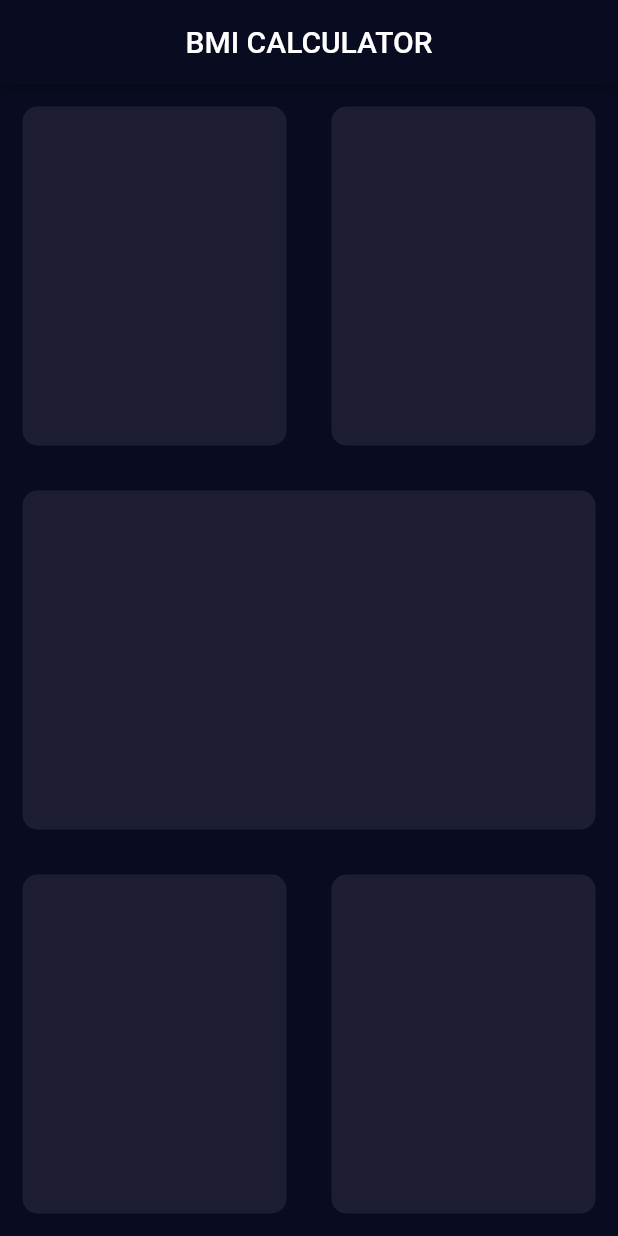
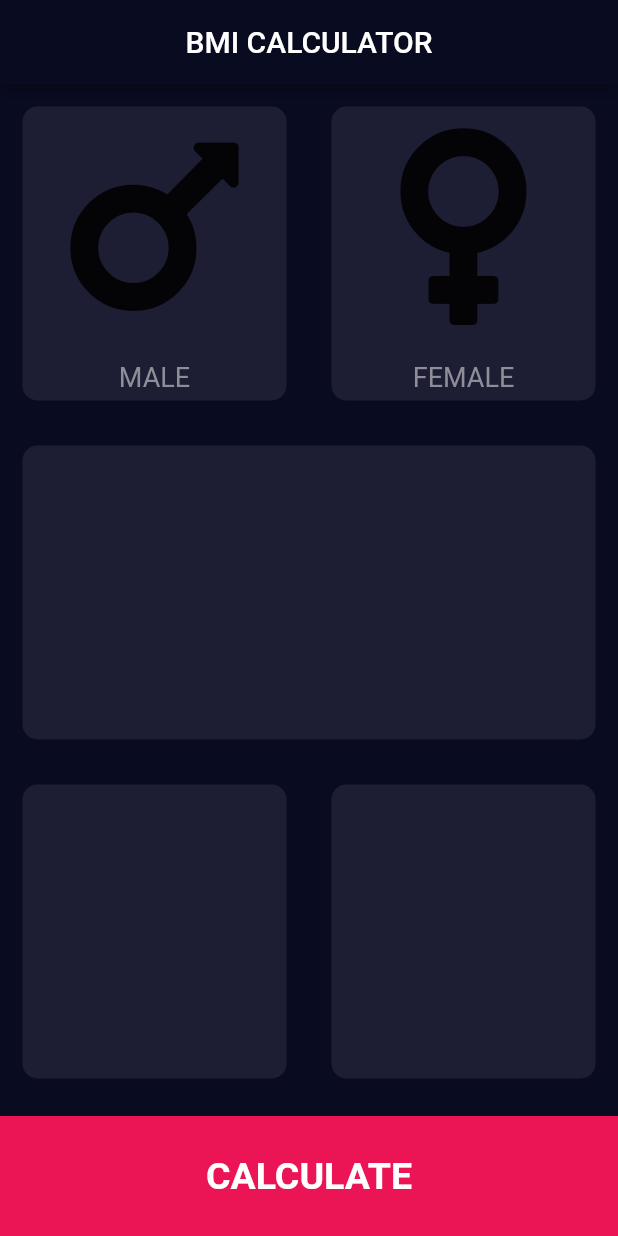
Before and after one commit to rohitsinghkcodes/BMI-Calculator, a Flutter app: the screen it shows after launch, on a phone screen of 412 x 824 dp. Run offline on Flutter 3.47's test engine with Material 2 defaults, Android fonts, the phone set to English and light mode, and no system bars; our stand-ins replace font_awesome_flutter.

Commit message:
inputContent  and Reusable card creation completed

```diff
--- /dev/null
+++ b/lib/IconContent.dart
@@ -0,0 +1,27 @@
+import 'package:flutter/material.dart';
+
+class IconContent extends StatelessWidget {
+  IconContent({this.genicon, this.gender});
+  final String gender;
+  final IconData genicon;
+  @override
+  Widget build(BuildContext context) {
+    return Column(
+      mainAxisAlignment: MainAxisAlignment.center,
+      children: <Widget>[
+        Icon(
+          genicon,
+          size: 150.0,
+        ),
+        SizedBox(height: 15.0),
+        Text(
+          gender,
+          style: TextStyle(
+            fontSize: 18.0,
+            color: Color(0xFF8D8E98),
+          ),
+        )
+      ],
+    );
+  }
+}
--- a/lib/InputPage.dart
+++ b/lib/InputPage.dart
@@ -1,4 +1,13 @@
 import 'package:flutter/material.dart';
+import 'package:font_awesome_flutter/font_awesome_flutter.dart';
+import 'IconContent.dart';
+import 'ReusableCard.dart';
+
+const bootomContHeight = 80.0;
+//Color1: app container color
+const color1 = Color(0xFF1D1E33);
+//Color2: bottom container color
+const color2 = Color(0xFFEB1555);
 
 class InputPage extends StatefulWidget {
   @override
@@ -17,53 +26,45 @@ class _InputPageState extends State<InputPage> {
           Expanded(
             child: Row(
               children: <Widget>[
-                Expanded(
-                  child: Container(
-                    margin: EdgeInsets.all(15.0),
-                    decoration: BoxDecoration(
-                        borderRadius: BorderRadius.circular(10.0),
-                        color: Color(0xFF1D1E33)),
+                ReusableCard(
+                  colorSelected: color1,
+                  cardChild: IconContent(
+                    genicon: FontAwesomeIcons.mars,
+                    gender: 'MALE',
                   ),
                 ),
-                Expanded(
-                  child: Container(
-                    margin: EdgeInsets.all(15.0),
-                    decoration: BoxDecoration(
-                        borderRadius: BorderRadius.circular(10.0),
-                        color: Color(0xFF1D1E33)),
+                ReusableCard(
+                  colorSelected: color1,
+                  cardChild: IconContent(
+                    genicon: FontAwesomeIcons.venus,
+                    gender: 'FEMALE',
                   ),
                 ),
               ],
             ),
           ),
-          Expanded(
-            child: Container(
-              margin: EdgeInsets.all(15.0),
-              decoration: BoxDecoration(
-                  borderRadius: BorderRadius.circular(10.0),
-                  color: Color(0xFF1D1E33)),
-            ),
-          ),
+          ReusableCard(colorSelected: color1),
           Expanded(
             child: Row(
               children: <Widget>[
-                Expanded(
-                  child: Container(
-                    margin: EdgeInsets.all(15.0),
-                    decoration: BoxDecoration(
-                        borderRadius: BorderRadius.circular(10.0),
-                        color: Color(0xFF1D1E33)),
-                  ),
+                ReusableCard(colorSelected: color1),
+                ReusableCard(colorSelected: color1),
+              ],
+            ),
+          ),
+          Container(
+            color: color2,
+            margin: EdgeInsets.only(top: 10.0),
+            width: double.infinity,
+            height: bootomContHeight,
+            child: Center(
+              child: Text(
+                'CALCULATE',
+                style: TextStyle(
+                  fontWeight: FontWeight.bold,
+                  fontSize: 25.0,
                 ),
-                Expanded(
-                  child: Container(
-                    margin: EdgeInsets.all(15.0),
-                    decoration: BoxDecoration(
-                        borderRadius: BorderRadius.circular(10.0),
-                        color: Color(0xFF1D1E33)),
-                  ),
-                ),
-              ],
+              ),
             ),
           ),
         ],
--- /dev/null
+++ b/lib/ReusableCard.dart
@@ -0,0 +1,22 @@
+import 'package:flutter/material.dart';
+
+class ReusableCard extends StatelessWidget {
+  ReusableCard({@required this.colorSelected, this.cardChild});
+
+  final Color colorSelected;
+  final Widget cardChild;
+
+  @override
+  Widget build(BuildContext context) {
+    return Expanded(
+      child: Container(
+        child: cardChild,
+        margin: EdgeInsets.all(15.0),
+        decoration: BoxDecoration(
+          borderRadius: BorderRadius.circular(10.0),
+          color: colorSelected,
+        ),
+      ),
+    );
+  }
+}
--- a/pubspec.yaml
+++ b/pubspec.yaml
@@ -11,6 +11,7 @@ dependencies:
     sdk: flutter
 
   cupertino_icons: ^0.1.2
+  font_awesome_flutter: ^8.8.1
 
 dev_dependencies:
   flutter_test:
```
